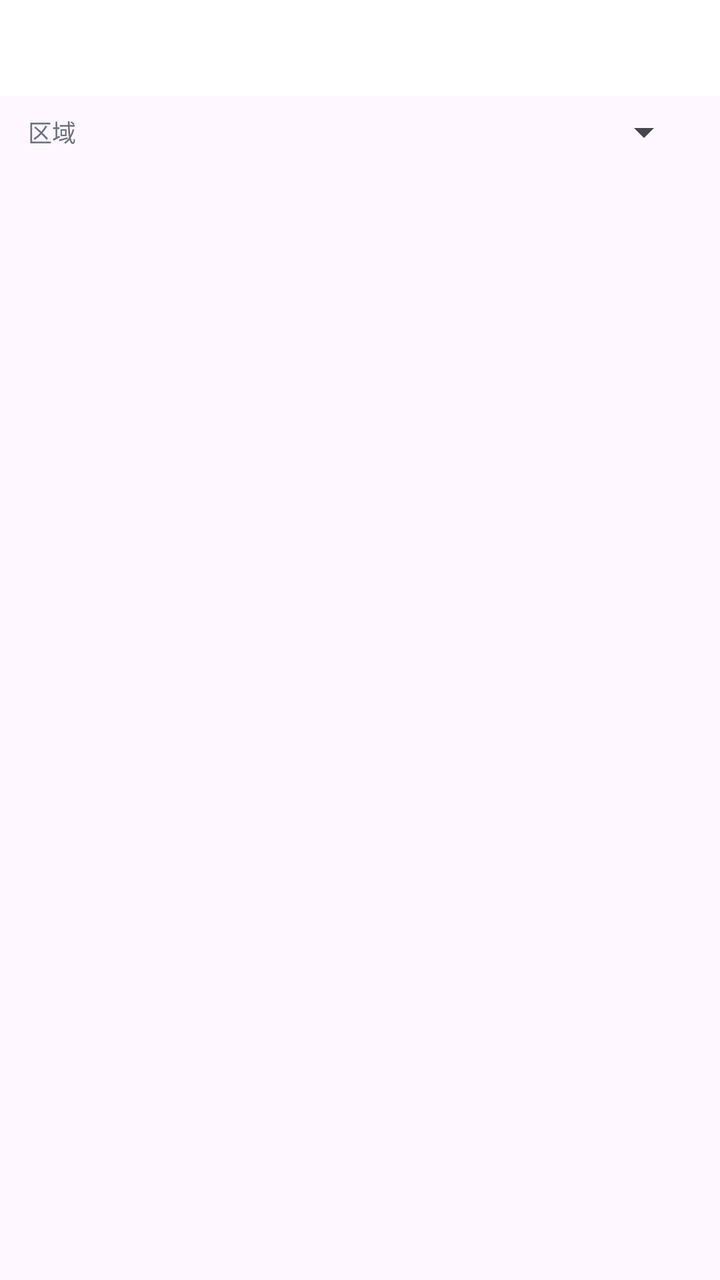
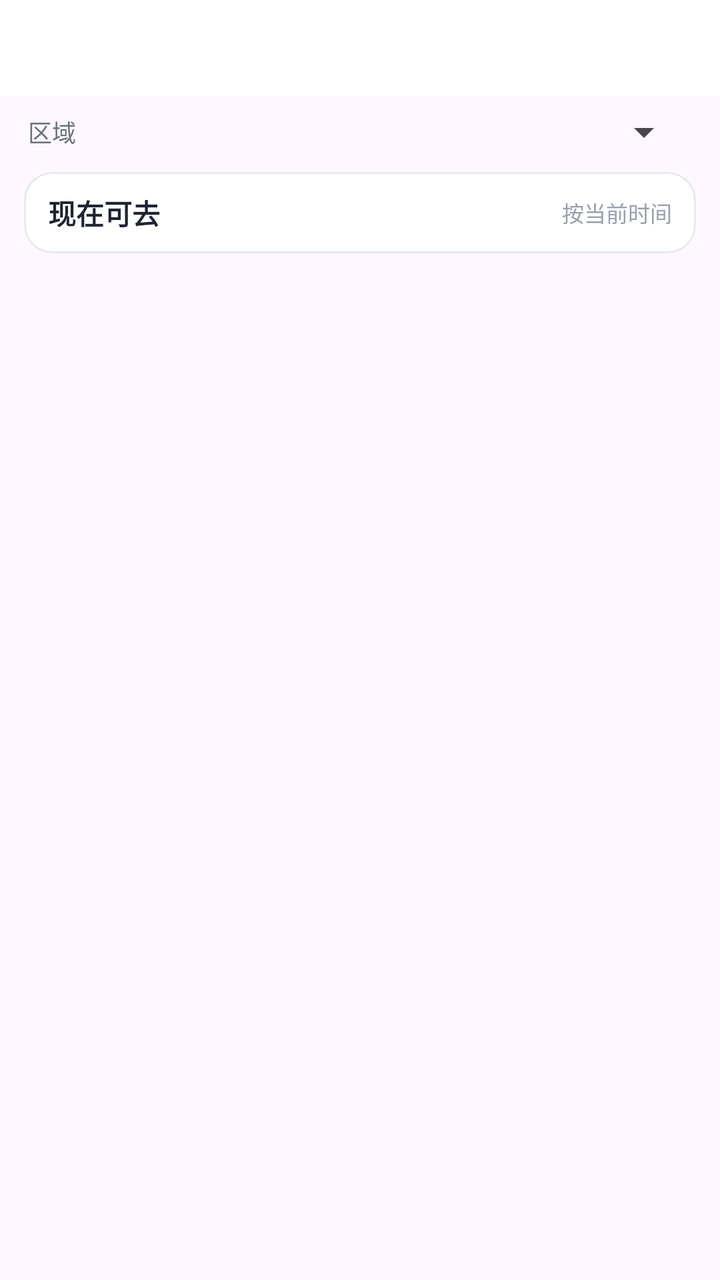

The first picture is an Android layout as it rendered before a commit; the second is the same layout after the commit. The layout source and the unified diff follow.
<!-- AndroidManifest.xml: application theme Theme.CampusSpace -->
<!-- res/layout/fragment_booking.xml -->
<?xml version="1.0" encoding="utf-8"?>
<LinearLayout xmlns:android="http://schemas.android.com/apk/res/android"
    xmlns:app="http://schemas.android.com/apk/res-auto"
    android:layout_width="match_parent"
    android:layout_height="match_parent"
    android:orientation="vertical">

    <com.google.android.material.tabs.TabLayout
        android:id="@+id/tabs"
        android:layout_width="match_parent"
        android:layout_height="wrap_content"
        android:background="@android:color/white"
        app:tabMode="scrollable" />

    <LinearLayout
        android:layout_width="match_parent"
        android:layout_height="wrap_content"
        android:gravity="center_vertical"
        android:orientation="horizontal"
        android:paddingHorizontal="14dp"
        android:paddingVertical="6dp">

        <TextView
            android:layout_width="wrap_content"
            android:layout_height="wrap_content"
            android:text="区域"
            android:textColor="@color/text_secondary"
            android:textSize="12sp" />

        <Spinner
            android:id="@+id/spinner_zone"
            android:layout_width="0dp"
            android:layout_height="wrap_content"
            android:layout_marginStart="8dp"
            android:layout_weight="1" />
    </LinearLayout>

    <androidx.recyclerview.widget.RecyclerView
        android:id="@+id/rv"
        android:layout_width="match_parent"
        android:layout_height="0dp"
        android:layout_weight="1"
        android:clipToPadding="false"
        android:paddingBottom="8dp" />

    <TextView
        android:id="@+id/tv_empty"
        android:layout_width="match_parent"
        android:layout_height="0dp"
        android:layout_weight="1"
        android:gravity="center"
        android:text="这个区域暂无数据"
        android:textColor="@color/text_secondary"
        android:textSize="13sp"
        android:visibility="gone" />
</LinearLayout>
<!-- resources referenced by this layout -->
<resources>
  <color name="text_secondary">#6B7280</color>
  <style name="Theme.CampusSpace" parent="Base.Theme.CampusSpace" />
  <style name="Base.Theme.CampusSpace" parent="Theme.Material3.DayNight.NoActionBar">
          <item name="colorPrimary">#2F6FED</item>
          <item name="colorOnPrimary">#FFFFFF</item>
          <item name="colorPrimaryContainer">#DCE7FF</item>
          <item name="colorOnPrimaryContainer">#0B2E6F</item>
          <item name="colorSecondary">#0E9F6E</item>
          <item name="android:statusBarColor">#2F6FED</item>
          <item name="android:windowLightStatusBar">true</item>
      </style>
</resources>

<!-- the commit's change to res/layout/fragment_booking.xml (unified diff, before → after) -->
@@ -35,6 +35,69 @@
             android:layout_weight="1" />
     </LinearLayout>
 
+    <com.google.android.material.card.MaterialCardView
+        android:id="@+id/card_now"
+        android:layout_width="match_parent"
+        android:layout_height="wrap_content"
+        android:layout_marginHorizontal="12dp"
+        android:layout_marginTop="2dp"
+        android:layout_marginBottom="6dp"
+        app:cardBackgroundColor="@android:color/white"
+        app:cardCornerRadius="14dp"
+        app:cardElevation="0dp"
+        app:strokeColor="#E7E9EF"
+        app:strokeWidth="1dp">
+
+        <LinearLayout
+            android:layout_width="match_parent"
+            android:layout_height="wrap_content"
+            android:orientation="vertical"
+            android:paddingHorizontal="12dp"
+            android:paddingTop="10dp"
+            android:paddingBottom="8dp">
+
+            <LinearLayout
+                android:layout_width="match_parent"
+                android:layout_height="wrap_content"
+                android:gravity="center_vertical"
+                android:orientation="horizontal">
+
+                <TextView
+                    android:layout_width="0dp"
+                    android:layout_height="wrap_content"
+                    android:layout_weight="1"
+                    android:text="现在可去"
+                    android:textColor="@color/text_primary"
+                    android:textSize="14sp"
+                    android:textStyle="bold" />
+
+                <TextView
+                    android:layout_width="wrap_content"
+                    android:layout_height="wrap_content"
+                    android:text="按当前时间"
+                    android:textColor="#9AA1AE"
+                    android:textSize="11sp" />
+            </LinearLayout>
+
+            <TextView
+                android:id="@+id/tv_now_empty"
+                android:layout_width="match_parent"
+                android:layout_height="wrap_content"
+                android:layout_marginTop="4dp"
+                android:text="此刻没有可立即使用的资源，可查看下方全部资源。"
+                android:textColor="@color/text_secondary"
+                android:textSize="12sp"
+                android:visibility="gone" />
+
+            <LinearLayout
+                android:id="@+id/container_now"
+                android:layout_width="match_parent"
+                android:layout_height="wrap_content"
+                android:layout_marginTop="2dp"
+                android:orientation="vertical" />
+        </LinearLayout>
+    </com.google.android.material.card.MaterialCardView>
+
     <androidx.recyclerview.widget.RecyclerView
         android:id="@+id/rv"
         android:layout_width="match_parent"
<!-- resource entries referenced after the edit -->
@@ -1,5 +1,6 @@
 <!-- resources referenced by this layout -->
 <resources>
+  <color name="text_primary">#1F2430</color>
   <color name="text_secondary">#6B7280</color>
   <style name="Theme.CampusSpace" parent="Base.Theme.CampusSpace" />
   <style name="Base.Theme.CampusSpace" parent="Theme.Material3.DayNight.NoActionBar">
